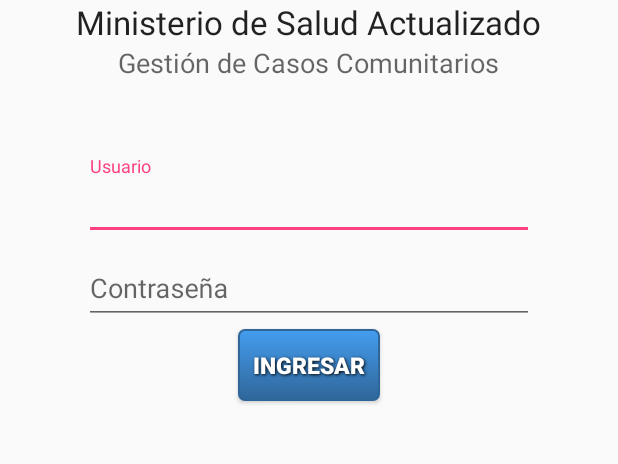
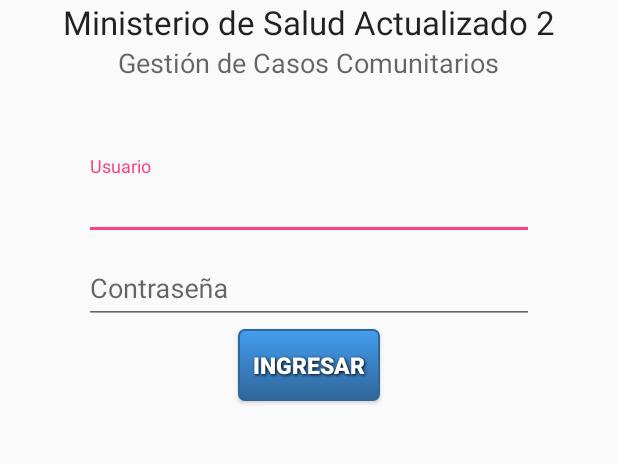
Before and after one commit to silvioponce/PrjSCMMovil, an Android app: the screen it shows after launch (LoginActivity), on a phone screen of 412 x 824 dp, the part 180-644 px from its top. Run offline under Robolectric (Android 15) with nearby library versions, the phone set to English and light mode, and no system bars; 2 statements that could not run were skipped.

Commit message:
Mi primer Comit

```diff
--- a/app/src/main/res/values/strings.xml
+++ b/app/src/main/res/values/strings.xml
@@ -16,7 +16,7 @@
     <string name="hello_world">Hello world!</string>
 
     <!-- login -->
-    <string name="titulo1">Ministerio de Salud Actualizado</string>
+    <string name="titulo1">Ministerio de Salud Actualizado 2</string>
     <string name="titulo2">Gestión de Casos Comunitarios</string>
     <string name="usuario">Usuario</string>
     <string name="contrasenna">Contraseña</string>
```
